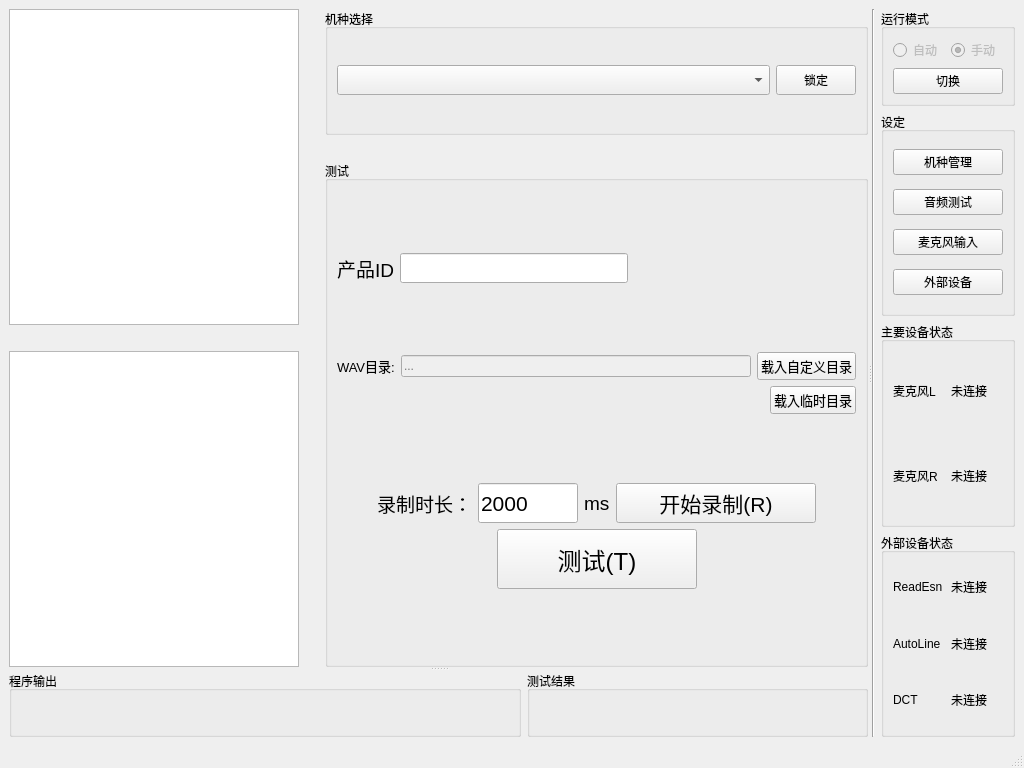
Above: mainwindow.ui from YeeeeRQ/SpeakerTest before the change. Below: the same form after it.
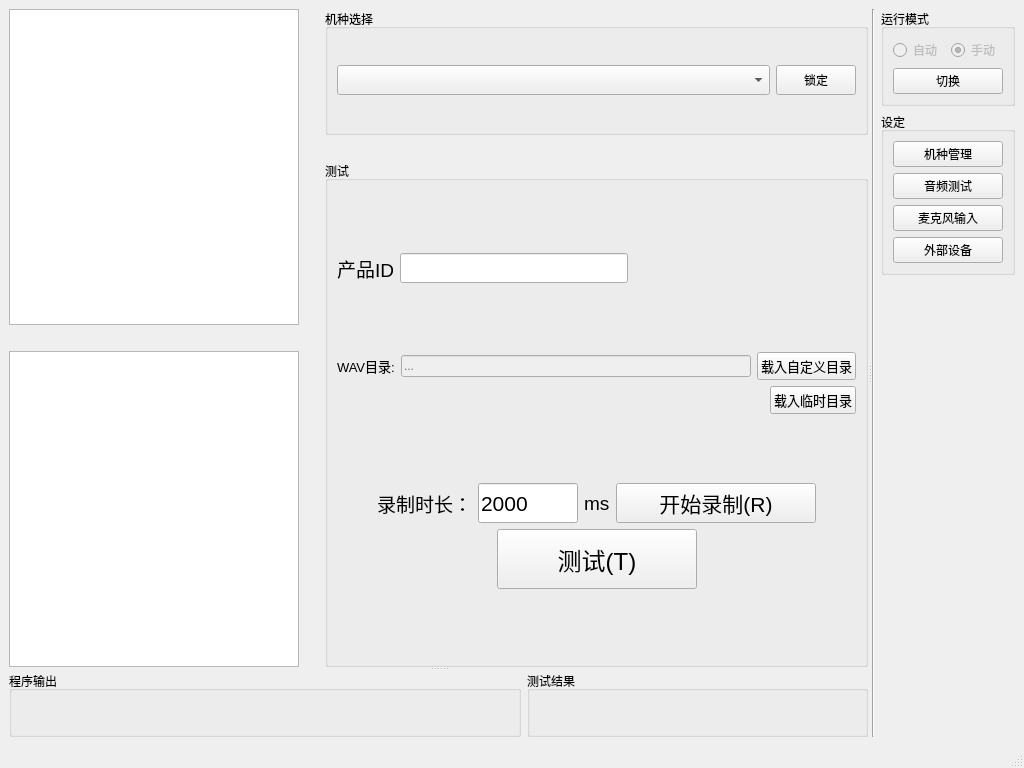
That is the form after the change. Custom widgets are drawn as their Qt base class.

```diff
--- a/mainwindow.ui
+++ b/mainwindow.ui
@@ -16,12 +16,6 @@
     <height>768</height>
    </size>
   </property>
-  <property name="maximumSize">
-   <size>
-    <width>1920</width>
-    <height>1080</height>
-   </size>
-  </property>
   <property name="windowTitle">
    <string>MainWindow</string>
   </property>
@@ -489,7 +483,7 @@
          </widget>
         </item>
         <item>
-         <layout class="QVBoxLayout" name="verticalLayout_9" stretch="0,1,1,1">
+         <layout class="QVBoxLayout" name="verticalLayout_9" stretch="0,0,0">
           <item>
            <widget class="QGroupBox" name="groupBox_4">
             <property name="title">
@@ -588,120 +582,17 @@
            </widget>
           </item>
           <item>
-           <widget class="QGroupBox" name="groupBox_7">
-            <property name="title">
-             <string>主要设备状态</string>
+           <spacer name="verticalSpacer_3">
+            <property name="orientation">
+             <enum>Qt::Vertical</enum>
             </property>
-            <layout class="QVBoxLayout" name="verticalLayout_16">
-             <item>
-              <layout class="QVBoxLayout" name="verticalLayout_15">
-               <item>
-                <layout class="QHBoxLayout" name="horizontalLayout_23">
-                 <item>
-                  <widget class="QLabel" name="label_7">
-                   <property name="text">
-                    <string>麦克风L</string>
-                   </property>
-                  </widget>
-                 </item>
-                 <item>
-                  <widget class="QLabel" name="label_inkjet_status">
-                   <property name="text">
-                    <string>未连接</string>
-                   </property>
-                  </widget>
-                 </item>
-                </layout>
-               </item>
-               <item>
-                <layout class="QHBoxLayout" name="horizontalLayout_22">
-                 <item>
-                  <widget class="QLabel" name="label_11">
-                   <property name="text">
-                    <string>麦克风R</string>
-                   </property>
-                  </widget>
-                 </item>
-                 <item>
-                  <widget class="QLabel" name="label_alarmlight_status">
-                   <property name="text">
-                    <string>未连接</string>
-                   </property>
-                  </widget>
-                 </item>
-                </layout>
-               </item>
-              </layout>
-             </item>
-            </layout>
-           </widget>
-          </item>
-          <item>
-           <widget class="QGroupBox" name="groupBox_8">
-            <property name="title">
-             <string>外部设备状态</string>
+            <property name="sizeHint" stdset="0">
+             <size>
+              <width>20</width>
+              <height>40</height>
+             </size>
             </property>
-            <layout class="QVBoxLayout" name="verticalLayout_17">
-             <item>
-              <layout class="QVBoxLayout" name="verticalLayout_18">
-               <item>
-                <layout class="QHBoxLayout" name="horizontalLayout_25">
-                 <item>
-                  <widget class="QLabel" name="label_14">
-                   <property name="text">
-                    <string>ReadEsn</string>
-                   </property>
-                  </widget>
-                 </item>
-                 <item>
-                  <widget class="QLabel" name="label_alarmlight_status_2">
-                   <property name="text">
-                    <string>未连接</string>
-                   </property>
-                  </widget>
-                 </item>
-                </layout>
-               </item>
-               <item>
-                <layout class="QHBoxLayout" name="horizontalLayout_26">
-                 <item>
-                  <widget class="QLabel" name="label_16">
-                   <property name="text">
-                    <string>AutoLine</string>
-                   </property>
-                  </widget>
-                 </item>
-                 <item>
-                  <widget class="QLabel" name="label_alarmlight_status_3">
-                   <property name="text">
-                    <string>未连接</string>
-                   </property>
-                  </widget>
-                 </item>
-                </layout>
-               </item>
-               <item>
-                <layout class="QHBoxLayout" name="horizontalLayout_24">
-                 <item>
-                  <widget class="QLabel" name="label_8">
-                   <property name="text">
-                    <string>DCT</string>
-                   </property>
-                  </widget>
-                 </item>
-                 <item>
-                  <widget class="QLabel" name="label_inkjet_status_2">
-                   <property name="text">
-                    <string>未连接</string>
-                   </property>
-                  </widget>
-                 </item>
-                </layout>
-               </item>
-              </layout>
-             </item>
-            </layout>
-           </widget>
+           </spacer>
           </item>
          </layout>
         </item>
```
Left out of the diff: 3 changed lines with no effect on the pictures.
